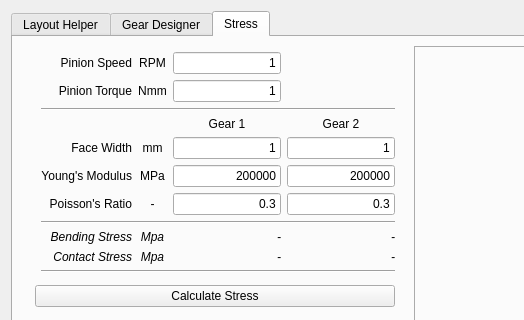
Qt form source/form.ui (MajorPhenol/jpGearQt) before a commit; both pictures show x 0 to 524 and y 0 to 320 of the 1212 by 741 pixel window.
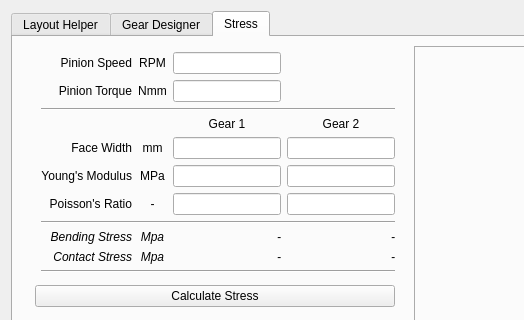
The same form after that commit. The open tabs and pages were chosen to show the change.

The edit to the form file:
```diff
--- a/source/form.ui
+++ b/source/form.ui
@@ -2705,7 +2705,7 @@
               </sizepolicy>
              </property>
              <property name="text">
-              <string>200000</string>
+              <string/>
              </property>
              <property name="alignment">
               <set>Qt::AlignmentFlag::AlignRight|Qt::AlignmentFlag::AlignTrailing|Qt::AlignmentFlag::AlignVCenter</set>
@@ -2737,7 +2737,7 @@
               </sizepolicy>
              </property>
              <property name="text">
-              <string>1</string>
+              <string/>
              </property>
              <property name="alignment">
               <set>Qt::AlignmentFlag::AlignRight|Qt::AlignmentFlag::AlignTrailing|Qt::AlignmentFlag::AlignVCenter</set>
@@ -2814,7 +2814,7 @@
               </sizepolicy>
              </property>
              <property name="text">
-              <string>1</string>
+              <string/>
              </property>
              <property name="alignment">
               <set>Qt::AlignmentFlag::AlignRight|Qt::AlignmentFlag::AlignTrailing|Qt::AlignmentFlag::AlignVCenter</set>
@@ -3023,7 +3023,7 @@
               </sizepolicy>
              </property>
              <property name="text">
-              <string>200000</string>
+              <string/>
              </property>
              <property name="alignment">
               <set>Qt::AlignmentFlag::AlignRight|Qt::AlignmentFlag::AlignTrailing|Qt::AlignmentFlag::AlignVCenter</set>
@@ -3060,7 +3060,7 @@
               </sizepolicy>
              </property>
              <property name="text">
-              <string>1</string>
+              <string/>
              </property>
              <property name="alignment">
               <set>Qt::AlignmentFlag::AlignRight|Qt::AlignmentFlag::AlignTrailing|Qt::AlignmentFlag::AlignVCenter</set>
@@ -3118,7 +3118,7 @@
               </sizepolicy>
              </property>
              <property name="text">
-              <string>1</string>
+              <string/>
              </property>
              <property name="alignment">
               <set>Qt::AlignmentFlag::AlignRight|Qt::AlignmentFlag::AlignTrailing|Qt::AlignmentFlag::AlignVCenter</set>
@@ -3179,7 +3179,7 @@
               </sizepolicy>
              </property>
              <property name="text">
-              <string>0.3</string>
+              <string/>
              </property>
              <property name="alignment">
               <set>Qt::AlignmentFlag::AlignRight|Qt::AlignmentFlag::AlignTrailing|Qt::AlignmentFlag::AlignVCenter</set>
@@ -3195,7 +3195,7 @@
               </sizepolicy>
              </property>
              <property name="text">
-              <string>0.3</string>
+              <string/>
              </property>
              <property name="alignment">
               <set>Qt::AlignmentFlag::AlignRight|Qt::AlignmentFlag::AlignTrailing|Qt::AlignmentFlag::AlignVCenter</set>
```
